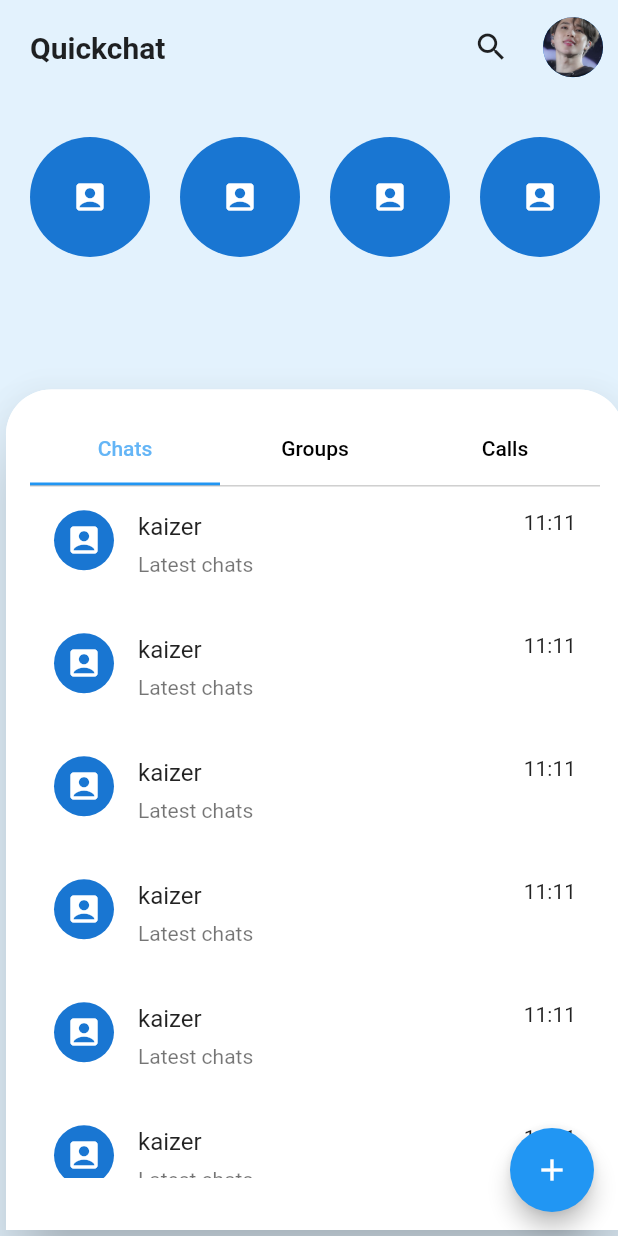
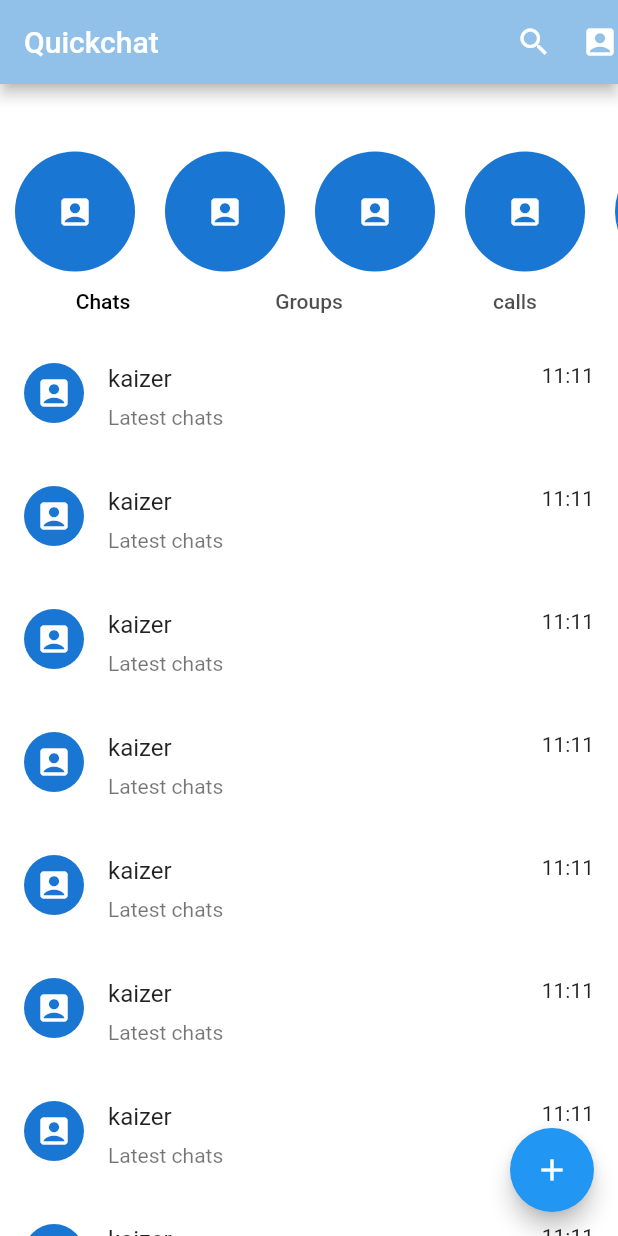
Before and after one commit to kaizer111/chattingapp, a Flutter app: the screen it shows after launch, on a phone screen of 412 x 824 dp. Run offline on Flutter 3.47's test engine with Material 2 defaults, Android fonts, the phone set to English and light mode, and no system bars.

Commit message:
removing stack , making the tatus scrollabe

```diff
--- a/lib/Homepage.dart
+++ b/lib/Homepage.dart
@@ -1,89 +1,85 @@
 import 'package:chattingapp/Constants/device_size.dart';
 import 'package:chattingapp/Screens/ChatScreen.dart';
+import 'package:chattingapp/Screens/calls/calls.dart';
+import 'package:chattingapp/Screens/chats/chats.dart';
+import 'package:chattingapp/Screens/groups/groups.dart';
 import 'package:chattingapp/Screens/searchBar.dart';
 import 'package:flutter/material.dart';
 
 import 'Screens/Status/Status.dart';
 
-class HomePage extends StatelessWidget {
-  const HomePage({Key? key}) : super(key: key);
+class HomePage extends StatefulWidget {
+
 
   @override
+  State<HomePage> createState() => _HomePageState();
+}
+
+class _HomePageState extends State<HomePage> with TickerProviderStateMixin{
+ late TabController _tabController;
+
+  @override
+  void initState() {
+    super.initState();
+    _tabController = TabController(length: 3, vsync: this);
+  }
+  @override
+
   Widget build(BuildContext context) {
     return SafeArea(
       child: Scaffold(
+        appBar: AppBar(
+          backgroundColor: Color.fromARGB(255, 145, 193, 232),
+          title: const Text("Quickchat"),
+          actions: const [
+             Icon(Icons.search),
+             SizedBox(
+              width: 20,
+            ),
+             Icon(Icons.account_box_rounded)
+          ],
+        ),
         backgroundColor: Colors.blue.shade50,
-        body: Stack(
-          children: [
-            Padding(
-              padding: const EdgeInsets.all(10.0),
-              child: Column(
-                children: [
-                  Row(
-                    mainAxisAlignment: MainAxisAlignment.spaceBetween,
-                    children:  [
-                     const  Padding(
-                        padding:  EdgeInsets.all(10.0),
-                        child: Text(
-                          'Quickchat',
-                          style: TextStyle(
-                              fontSize: 20, fontWeight: FontWeight.bold),
-                        ),
-                      ),
-                      SizedBox(
-                        width: 150,
-                      ),
-                      Icon(Icons.search),
-                      InkWell(
-                        onTap: () {
-                          //add a drawer
-                        },
-                        child: const CircleAvatar(
-                          backgroundImage: AssetImage('assets/images/jimin.jpg'),
-                          radius: 20,
-                        ),
-                      ),
-                    ],
-                  ),
-                  SizedBox(
-                    height: displayHeight(context) * 0.02,
-                  ),
-                  //SearchBar(),
+        body:  CustomScrollView(
+          slivers: [
+            SliverAppBar(
+              backgroundColor: Colors.white,
+              pinned: true,
+            snap: false,
+            floating: true,
+            expandedHeight: 170.0,
+            flexibleSpace:  const FlexibleSpaceBar(
+              background: Status(),
+            ),
+             bottom:  TabBar
+             (
+              labelStyle: TextStyle(),
+              controller: _tabController,
+              indicatorColor: Colors.black,
+              labelColor: Colors.black,
+              indicatorSize: TabBarIndicatorSize.label,
+              indicator: const UnderlineTabIndicator(
+              insets: EdgeInsets.only(bottom: 8),
+             ),
+              tabs: const [
+               Tab(text: 'Chats'),
+               Tab(text: 'Groups'),
+               Tab(text: 'calls'),
+            ],
+            ),
+            ),
+            SliverFillRemaining(
+            child: TabBarView(
+              controller: _tabController,
+              children: const [
+                Center(child: chats()),
+                Center(child: groups()),
+                Center(child: calls()),
+              ],
+            ),
+          ),
+          ],
 
-                 // SizedBox(
-                 //   height: displayHeight(context)*0.03,
-                 // ),
-
-                 SizedBox(
-                   height: displayHeight(context)*0.15,
-                     child: Expanded(child: Status())),
-
-                ],
-              ),
-            ),
-            Positioned(
-                bottom: 0,
-                child: Card(
-                  shape: const RoundedRectangleBorder(
-                      borderRadius: BorderRadius.only(
-                          topLeft: Radius.circular(30),
-                          topRight: Radius.circular(30))),
-                  elevation: 20,
-                  child: Container(
-                    height: displayHeight(context) * 0.68,
-                    width: displayWidth(context),
-                    decoration: const BoxDecoration(
-                        color: Colors.white,
-                        borderRadius: BorderRadius.only(
-                            topLeft: Radius.circular(30),
-                            topRight: Radius.circular(30))),
-                    child: const Padding(
-                      padding:  EdgeInsets.all(16.0),
-                      child: Chatscreen()
-                    ),
-                  ),
-                )),
-          ],
         ),
 
         floatingActionButton: FloatingActionButton(
--- a/lib/Screens/Status/Status.dart
+++ b/lib/Screens/Status/Status.dart
@@ -18,8 +18,8 @@ class Status extends StatelessWidget {
           child: CircleAvatar(
             child: IconButton(
               onPressed: () {
-              Navigator.push(context, MaterialPageRoute(builder: (context) => DisplayStatus(),));
-            }, icon: Icon(Icons.account_box)),
+              Navigator.push(context, MaterialPageRoute(builder: (context) => const DisplayStatus(),));
+            }, icon: const Icon(Icons.account_box)),
             //backgroundImage: AssetImage(statuslist[index].image,),
             radius: 40,
           ),
--- a/lib/Screens/calls/calls.dart
+++ b/lib/Screens/calls/calls.dart
@@ -14,6 +14,7 @@ class calls extends StatelessWidget {
             scrollDirection: Axis.vertical,
             itemBuilder: (context, index) {
               return  ListTile(
+                tileColor: Colors.white,
               visualDensity: const VisualDensity(vertical: 2.5),
               leading: const CircleAvatar(
                 child: Icon(Icons.account_box),   // instead of this icon this will be the persons profile picture
--- a/lib/Screens/chats/chats.dart
+++ b/lib/Screens/chats/chats.dart
@@ -14,6 +14,7 @@ class chats extends StatelessWidget {
             scrollDirection: Axis.vertical,
             itemBuilder: (context, index) {
               return const ListTile(
+                tileColor: Colors.white,
               visualDensity: VisualDensity(vertical: 2.5),
               leading: CircleAvatar(
                 child: Icon(Icons.account_box),   // instead of this icon this will be the persons profile picture
--- a/lib/Screens/groups/groups.dart
+++ b/lib/Screens/groups/groups.dart
@@ -11,6 +11,7 @@ class groups extends StatelessWidget {
           child: ListView.builder(
             itemBuilder: (context, index) {
               return ListTile(
+                tileColor: Colors.white,
               leading: CircleAvatar(
                 child: Icon(Icons.play_circle_fill),  // instead of icon this will be an image or groups profile picture
               ),
--- a/lib/main.dart
+++ b/lib/main.dart
@@ -16,7 +16,7 @@ class MyApp extends StatelessWidget {
       DeviceOrientation.portraitUp,
       DeviceOrientation.portraitDown,
     ]);
-    return const MaterialApp(
+    return  MaterialApp(
       home: HomePage(),
       debugShowCheckedModeBanner: false,
     );
```
